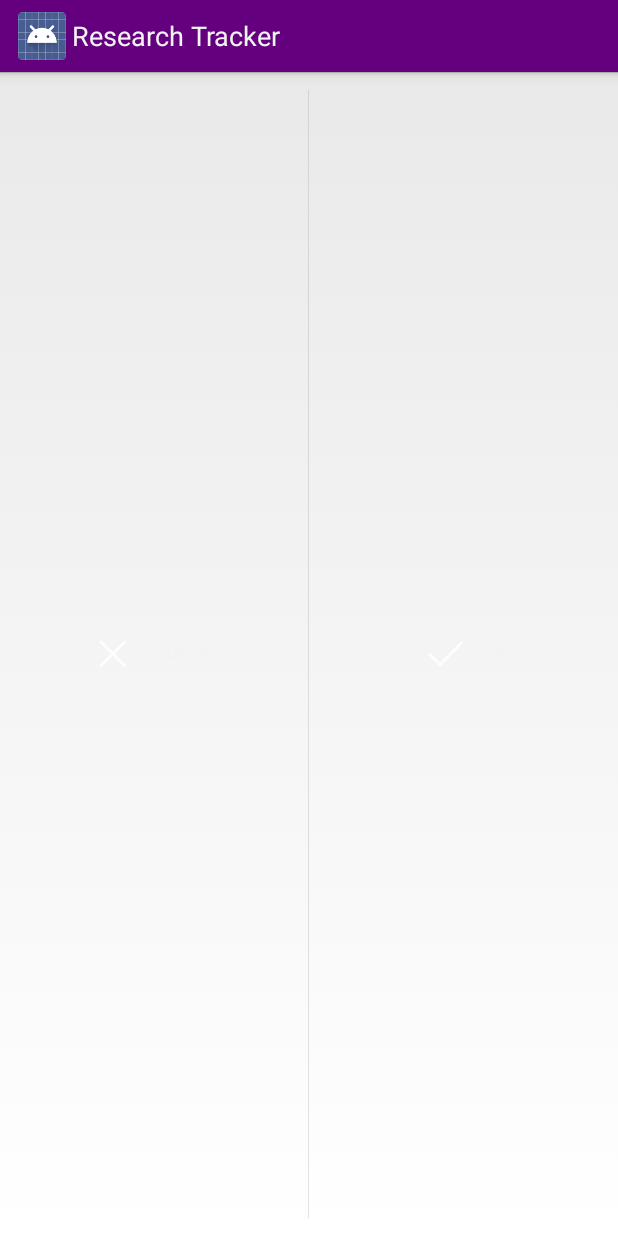
After one commit to OfficeDev/Research-Project-Code-Sample, an Android app: the layout action_buttons_ok_cancel.xml on its own in the app's theme, with its tools: preview values and no code run, on a phone screen of 412 x 824 dp. The commit adds this screen. Run offline under Robolectric (Android 15) with nearby library versions, the phone set to English and light mode, and no system bars.

Commit message:
Calendar app style actionbar buttons

```diff
--- /dev/null
+++ b/src/ResearchTracker/app/src/main/res/layout/action_buttons_ok_cancel.xml
@@ -0,0 +1,42 @@
+<?xml version="1.0" encoding="utf-8"?>
+
+<LinearLayout
+    xmlns:android="http://schemas.android.com/apk/res/android"
+    android:layout_width="match_parent"
+    android:layout_height="match_parent"
+    android:orientation="horizontal"
+    android:divider="?android:attr/dividerVertical"
+    android:dividerPadding="12dip"
+    android:showDividers="middle">
+
+    <!-- id must match corresponding menu item id -->
+    <LinearLayout
+        android:id="@+id/action_cancel"
+        style="@style/EditEventCustomActionButton">
+
+        <ImageView
+            android:src="@drawable/ic_action_navigation_cancel"
+            style="@style/EditEventCustomActionButtonImage" />
+
+        <TextView
+            android:text="@string/label_cancel"
+            style="@style/EditEventCustomActionButtonText" />
+
+    </LinearLayout>
+
+    <!-- id must match corresponding menu item id -->
+    <LinearLayout
+        android:id="@+id/action_accept"
+        style="@style/EditEventCustomActionButton">
+
+        <ImageView
+            android:src="@drawable/ic_action_navigation_accept"
+            style="@style/EditEventCustomActionButtonImage" />
+
+        <TextView
+            android:text="@string/label_ok"
+            style="@style/EditEventCustomActionButtonText" />
+
+    </LinearLayout>
+
+</LinearLayout>
--- a/src/ResearchTracker/app/src/main/res/values/styles.xml
+++ b/src/ResearchTracker/app/src/main/res/values/styles.xml
@@ -48,4 +48,30 @@
         <item name="android:text">RT</item>
     </style>
 
+    <!-- custom action button -->
+    <style name="EditEventCustomActionButton" parent="android:style/Widget.Holo.Light.ActionButton">
+        <item name="android:layout_height">match_parent</item>
+        <item name="android:layout_width">0dp</item>
+        <item name="android:layout_weight">1</item>
+        <item name="android:focusable">true</item>
+        <item name="android:orientation">horizontal</item>
+    </style>
+
+    <style name="EditEventCustomActionButtonImage">
+        <item name="android:layout_height">wrap_content</item>
+        <item name="android:layout_width">wrap_content</item>
+        <item name="android:padding">4dp</item>
+    </style>
+
+    <style name="EditEventCustomActionButtonText">
+        <item name="android:layout_height">wrap_content</item>
+        <item name="android:layout_width">wrap_content</item>
+        <item name="android:textAppearance">?android:attr/actionMenuTextAppearance</item>
+        <item name="android:textColor">?android:attr/actionMenuTextColor</item>
+        <item name="android:orientation">horizontal</item>
+        <item name="android:singleLine">true</item>
+        <item name="android:ellipsize">none</item>
+        <item name="android:padding">4dp</item>
+    </style>
+
 </resources>
```
Also changed, not shown: src/ResearchTracker/app/src/main/java/com/microsoft/researchtracker/EditProjectActivity.java (+31 -24 lines), src/ResearchTracker/app/src/main/java/com/microsoft/researchtracker/EditReferenceActivity.java (+31 -24 lines), src/ResearchTracker/app/src/main/res/menu/edit_project.xml (deleted, +0 -17 lines), src/ResearchTracker/app/src/main/res/menu/edit_reference.xml (deleted, +0 -18 lines).
